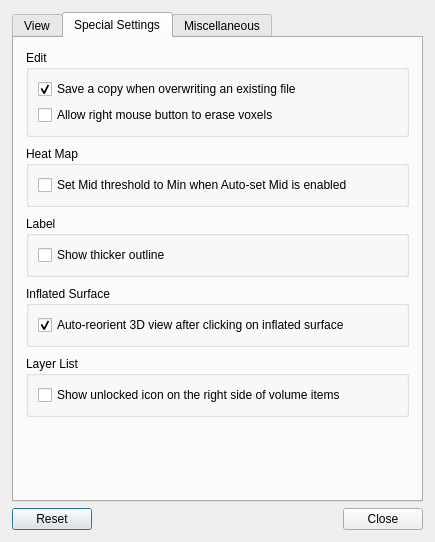
Qt form freeview/DialogPreferences.ui (freesurfer/freesurfer) before a commit.
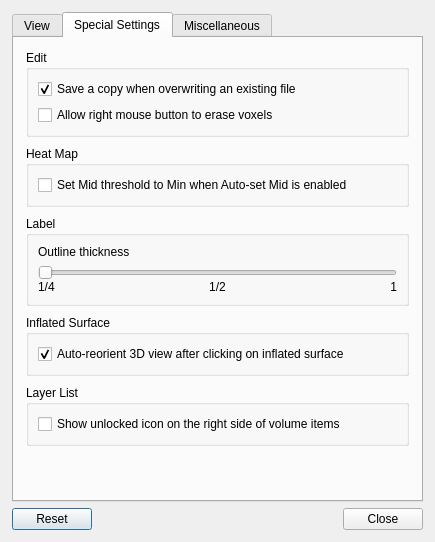
The same form after that commit. The open tabs and pages were chosen to show the change. Custom widgets are drawn as their Qt base class.

Commit message: Added more option to set label outline thickness

Diff of the .ui file:
```diff
--- a/freeview/DialogPreferences.ui
+++ b/freeview/DialogPreferences.ui
@@ -650,15 +650,71 @@
          </property>
          <layout class="QVBoxLayout" name="verticalLayout_14">
           <item>
-           <widget class="QCheckBox" name="checkBoxThickOutline">
+           <widget class="QLabel" name="label_18">
             <property name="text">
-             <string>Show thicker outline</string>
-            </property>
-            <property name="checked">
-             <bool>false</bool>
+             <string>Outline thickness</string>
             </property>
            </widget>
           </item>
+          <item>
+           <layout class="QGridLayout" name="gridLayout_6">
+            <property name="verticalSpacing">
+             <number>0</number>
+            </property>
+            <item row="1" column="0">
+             <widget class="QLabel" name="label_19">
+              <property name="font">
+               <font>
+                <pointsize>9</pointsize>
+               </font>
+              </property>
+              <property name="text">
+               <string>1/4</string>
+              </property>
+             </widget>
+            </item>
+            <item row="1" column="1">
+             <widget class="QLabel" name="label_20">
+              <property name="font">
+               <font>
+                <pointsize>9</pointsize>
+               </font>
+              </property>
+              <property name="text">
+               <string>1/2</string>
+              </property>
+              <property name="alignment">
+               <set>Qt::AlignmentFlag::AlignCenter</set>
+              </property>
+             </widget>
+            </item>
+            <item row="1" column="2">
+             <widget class="QLabel" name="label_21">
+              <property name="font">
+               <font>
+                <pointsize>9</pointsize>
+               </font>
+              </property>
+              <property name="text">
+               <string>1</string>
+              </property>
+              <property name="alignment">
+               <set>Qt::AlignmentFlag::AlignRight|Qt::AlignmentFlag::AlignTrailing|Qt::AlignmentFlag::AlignVCenter</set>
+              </property>
+             </widget>
+            </item>
+            <item row="0" column="0" colspan="3">
+             <widget class="QSlider" name="sliderOutlineThickness">
+              <property name="maximum">
+               <number>2</number>
+              </property>
+              <property name="orientation">
+               <enum>Qt::Orientation::Horizontal</enum>
+              </property>
+             </widget>
+            </item>
+           </layout>
+          </item>
          </layout>
         </widget>
        </item>
```
Left out of the diff: 64 changed lines with no effect on the pictures. The commit also changes 3 other files.
